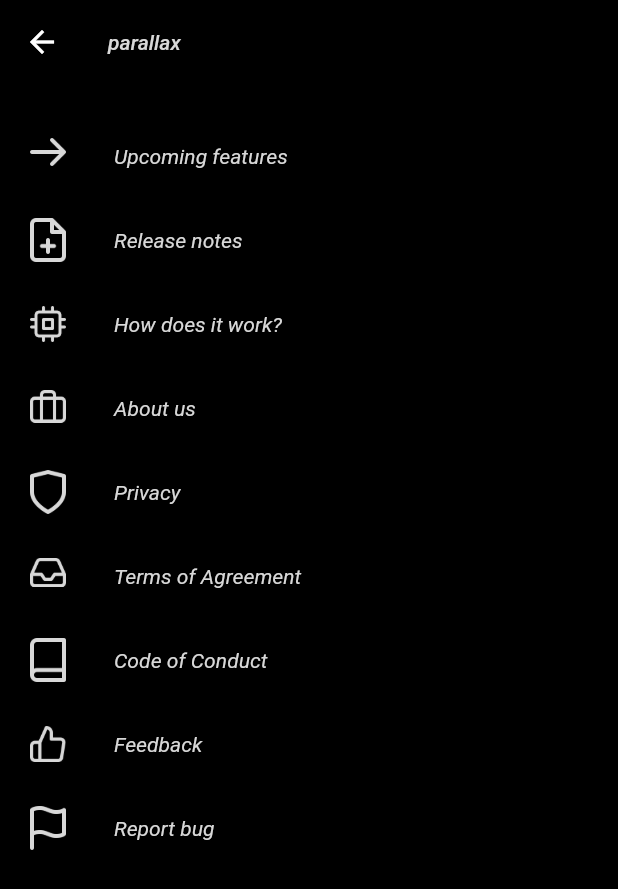
After one commit to ljellevo/illusio, a Flutter app: the MorePage screen opened directly, on a phone screen of 412 x 824 dp. The commit adds this screen. Shown: the top 889 px of the screen. Run offline on Flutter 3.47's test engine with Material 2 defaults, Android fonts, the phone set to English and light mode, and no system bars; our stand-ins replace image_picker; missing offline and left inert: screen.

Commit message:
Created more_page and started on how_it_works page

```diff
--- /dev/null
+++ b/lib/more_page.dart
@@ -0,0 +1,94 @@
+import 'package:flutter/material.dart';
+import 'package:parallax/utils/more_list_class.dart';
+
+import 'how_it_works.dart';
+
+class MorePage extends StatefulWidget {
+  final List<MoreList> entries = [
+    new MoreList("Upcoming features", "assets/images/upcoming_features.png"),
+    new MoreList("Release notes", "assets/images/release_notes.png"),
+    new MoreList("How does it work?", "assets/images/cpu.png"),
+    new MoreList("About us", "assets/images/about.png"),
+    new MoreList("Privacy", "assets/images/privacy.png"),
+    new MoreList("Terms of Agreement", "assets/images/toa.png"),
+    new MoreList("Code of Conduct", "assets/images/coc.png"),
+    new MoreList("Feedback", "assets/images/feedback.png"),
+    new MoreList("Report bug", "assets/images/bug.png"),
+
+  ];
+  MorePage({Key key}) : super(key: key);
+
+  @override
+  State<StatefulWidget> createState() {
+    return _MorePageState();
+  }
+}
+
+class _MorePageState extends State<MorePage> {
+
+//
+  @override
+  void initState() {
+    super.initState();
+
+  }
+  void rowClicked(int i) {
+    if(i == 2) {
+      Navigator.push(
+        context,
+        MaterialPageRoute(builder: (context) => HowItWorks()),
+      );
+    }
+    print(i);
+
+  }
+
+  @override
+  Widget build(BuildContext context) {
+    return Scaffold(
+      appBar: AppBar(
+        title: Text(
+          "parallax",
+          style: TextStyle(
+            color: Color(0xffD8D8D8),
+            fontStyle: FontStyle.italic,
+            fontSize: 14,
+          ),
+        ),
+        backgroundColor: Colors.black,
+      ),
+      backgroundColor: Colors.black,
+      body: Padding(
+        padding: EdgeInsets.only(top: 20),
+        child: ListView.builder(
+          physics: NeverScrollableScrollPhysics(),
+          itemCount: this.widget.entries.length,
+          itemBuilder: (BuildContext context, int i) {
+            return Theme(
+              data: ThemeData(
+                splashColor: Colors.transparent,
+                highlightColor: Colors.transparent,
+              ),
+              child: ListTile(
+                onTap: () => rowClicked(i),
+                contentPadding: EdgeInsets.only(left: 20),
+                leading: Image.asset(this.widget.entries[i].getIcon(),
+                  width: 24,
+                ),
+                title: Text(
+                  this.widget.entries[i].getTitle(),
+                  style: TextStyle(
+                    color: Color(0xffD8D8D8),
+                    fontStyle: FontStyle.italic,
+                    fontSize: 14,
+                  ),
+                ),
+              ),
+            );
+          }
+        ),
+      ),
+    );
+
+  }
+}
--- /dev/null
+++ b/lib/utils/more_list_class.dart
@@ -0,0 +1,18 @@
+class MoreList {
+  String _title;
+  String _icon;
+
+  MoreList(String title, String icon) {
+    this._title = title;
+    this._icon = icon;
+  }
+
+  String getTitle() {
+    return _title;
+  }
+
+  String getIcon() {
+    return _icon;
+  }
+
+}
```
Also changed, not shown: lib/home_page.dart (+5 -4 lines), lib/how_it_works.dart (added, +29 -0 lines), assets/images/about.png (added), assets/images/activity.png (added), assets/images/alert.png (added), assets/images/bug.png (added), assets/images/coc.png (added), assets/images/cpu.png (added), assets/images/delete.png (added), assets/images/feedback.png (added), assets/images/info.png (added), assets/images/lock.png (added), assets/images/privacy.png (added), assets/images/release_notes.png (added), 2 more files.
